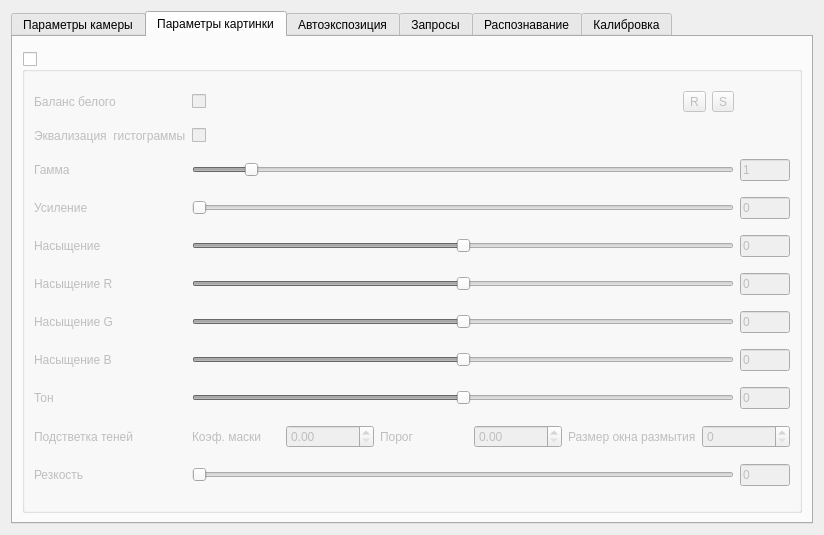
Old version of the form cameraoptionswindow.ui in the repository bronstein87/camera_server_debug_app.
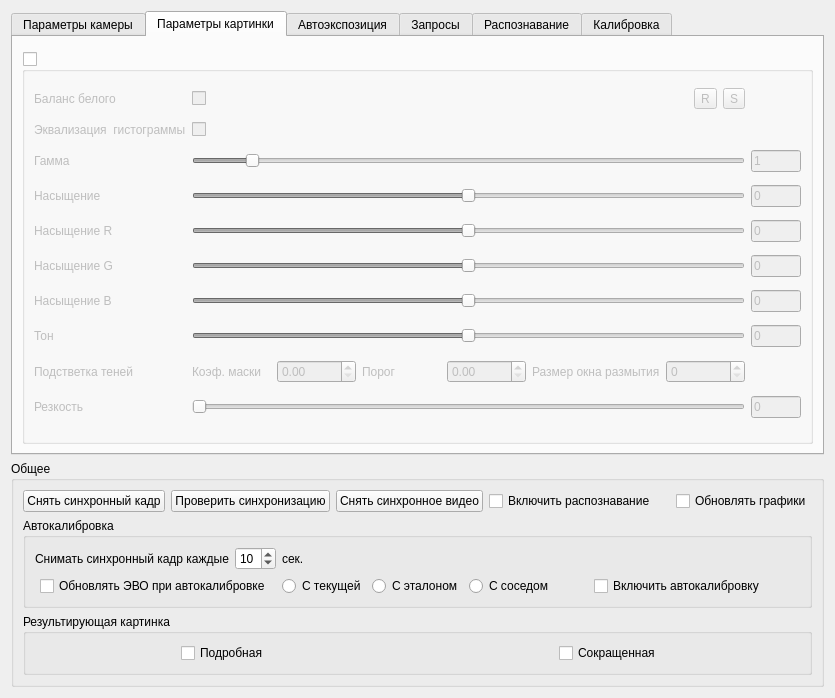
New version of the form. The open tabs and pages were chosen to show the change.

```diff
--- a/cameraoptionswindow.ui
+++ b/cameraoptionswindow.ui
@@ -9,14 +9,14 @@
    <rect>
     <x>0</x>
     <y>0</y>
-    <width>824</width>
-    <height>535</height>
+    <width>835</width>
+    <height>662</height>
    </rect>
   </property>
   <property name="windowTitle">
    <string>Настройки камер</string>
   </property>
-  <layout class="QGridLayout" name="gridLayout">
+  <layout class="QGridLayout" name="gridLayout_21">
    <item row="0" column="0">
     <widget class="QTabWidget" name="tabWidget">
      <property name="currentIndex">
@@ -27,6 +27,134 @@
        <string>Параметры камеры</string>
       </attribute>
       <layout class="QGridLayout" name="gridLayout_2">
+       <item row="4" column="1" colspan="2">
+        <layout class="QHBoxLayout" name="horizontalLayout_14">
+         <item>
+          <widget class="QSlider" name="gainSlider">
+           <property name="maximum">
+            <number>255</number>
+           </property>
+           <property name="orientation">
+            <enum>Qt::Horizontal</enum>
+           </property>
+           <property name="tickPosition">
+            <enum>QSlider::NoTicks</enum>
+           </property>
+          </widget>
+         </item>
+         <item>
+          <widget class="QLineEdit" name="gainLineEdit">
+           <property name="maximumSize">
+            <size>
+             <width>50</width>
+             <height>16777215</height>
+            </size>
+           </property>
+           <property name="text">
+            <string>0</string>
+           </property>
+          </widget>
+         </item>
+        </layout>
+       </item>
+       <item row="4" column="0">
+        <widget class="QLabel" name="label_17">
+         <property name="text">
+          <string>Усиление</string>
+         </property>
+        </widget>
+       </item>
+       <item row="3" column="1" colspan="2">
+        <layout class="QGridLayout" name="gridLayout_10">
+         <item row="1" column="1" alignment="Qt::AlignHCenter">
+          <widget class="QLabel" name="curFrameRateLabel">
+           <property name="text">
+            <string>TextLabel</string>
+           </property>
+          </widget>
+         </item>
+         <item row="1" column="0" alignment="Qt::AlignLeft">
+          <widget class="QLabel" name="minFrameRateLabel">
+           <property name="text">
+            <string>TextLabel</string>
+           </property>
+          </widget>
+         </item>
+         <item row="1" column="2" alignment="Qt::AlignRight">
+          <widget class="QLabel" name="maxFrameRateLabel">
+           <property name="text">
+            <string>TextLabel</string>
+           </property>
+          </widget>
+         </item>
+         <item row="0" column="0" colspan="3">
+          <widget class="QSlider" name="frameRateHorizontalSlider">
+           <property name="orientation">
+            <enum>Qt::Horizontal</enum>
+           </property>
+          </widget>
+         </item>
+        </layout>
+       </item>
+       <item row="9" column="0" colspan="3">
+        <widget class="QGroupBox" name="triggerModeGroupBox">
+         <property name="title">
+          <string>Включить триггерный режим</string>
+         </property>
+         <property name="checkable">
+          <bool>true</bool>
+         </property>
+         <property name="checked">
+          <bool>false</bool>
+         </property>
+         <layout class="QGridLayout" name="gridLayout_14">
+          <item row="0" column="0" alignment="Qt::AlignHCenter">
+           <widget class="QRadioButton" name="highLowRadioButton">
+            <property name="enabled">
+             <bool>true</bool>
+            </property>
+            <property name="text">
+             <string>HIGH_LOW</string>
+            </property>
+            <property name="checked">
+             <bool>true</bool>
+            </property>
+           </widget>
+          </item>
+          <item row="0" column="1" alignment="Qt::AlignHCenter">
+           <widget class="QRadioButton" name="lowHighRadioButton">
+            <property name="enabled">
+             <bool>true</bool>
+            </property>
+            <property name="text">
+             <string>LOW_HIGH</string>
+            </property>
+           </widget>
+          </item>
+         </layout>
+        </widget>
+       </item>
+       <item row="0" column="2">
+        <widget class="QSpinBox" name="focusingSpinBox">
+         <property name="maximum">
+          <number>10000</number>
+         </property>
+        </widget>
+       </item>
+       <item row="3" column="0" alignment="Qt::AlignTop">
+        <widget class="QLabel" name="label_20">
+         <property name="text">
+          <string>Фреймрейт (c камеры)</string>
+         </property>
+        </widget>
+       </item>
+       <item row="8" column="0">
+        <widget class="QLabel" name="label_3">
+         <property name="text">
+          <string>Разрешение</string>
+         </property>
+        </widget>
+       </item>
        <item row="2" column="0" alignment="Qt::AlignTop">
         <widget class="QLabel" name="label_19">
          <property name="text">
@@ -288,83 +416,42 @@
           <bool>false</bool>
          </property>
          <layout class="QGridLayout" name="gridLayout_7">
-          <item row="14" column="1" colspan="2">
-           <layout class="QHBoxLayout" name="horizontalLayout_3">
+          <item row="0" column="0">
+           <widget class="QLabel" name="wbLabel">
+            <property name="text">
+             <string>Баланс белого</string>
+            </property>
+           </widget>
+          </item>
+          <item row="0" column="1">
+           <layout class="QHBoxLayout" name="horizontalLayout_4">
             <item>
-             <widget class="QLabel" name="label_29">
+             <widget class="QCheckBox" name="whiteBalanceCheckBox">
               <property name="text">
-               <string>Коэф. маски</string>
+               <string/>
               </property>
              </widget>
             </item>
             <item>
-             <widget class="QDoubleSpinBox" name="shadowCoefDoubleSpinBox"/>
-            </item>
-            <item>
-             <widget class="QLabel" name="label_28">
+             <widget class="QToolButton" name="chooseWBROIToolButton">
               <property name="text">
-               <string>Порог</string>
+               <string>R</string>
               </property>
              </widget>
             </item>
             <item>
-             <widget class="QDoubleSpinBox" name="shadowThresholdDoubleSpinBox"/>
-            </item>
-            <item>
-             <widget class="QLabel" name="label_27">
+             <widget class="QToolButton" name="showWBROIToolButton">
               <property name="text">
-               <string>Размер окна размытия</string>
+               <string>S</string>
               </property>
              </widget>
             </item>
-            <item>
-             <widget class="QSpinBox" name="shadowGaussWindowSizeSpinBox"/>
-            </item>
            </layout>
           </item>
-          <item row="11" column="1">
-           <widget class="QSlider" name="saturationGHorizontalSlider">
-            <property name="minimum">
-             <number>-255</number>
-            </property>
-            <property name="maximum">
-             <number>255</number>
-            </property>
-            <property name="orientation">
-             <enum>Qt::Horizontal</enum>
-            </property>
-           </widget>
-          </item>
-          <item row="12" column="0">
-           <widget class="QLabel" name="label_25">
+          <item row="1" column="0">
+           <widget class="QLabel" name="label_2">
             <property name="text">
-             <string>Насыщение B</string>
-            </property>
-           </widget>
-          </item>
-          <item row="5" column="2">
-           <widget class="QLineEdit" name="gammaLineEdit">
-            <property name="sizePolicy">
-             <sizepolicy hsizetype="Fixed" vsizetype="Fixed">
-              <horstretch>0</horstretch>
-              <verstretch>0</verstretch>
-             </sizepolicy>
-            </property>
-            <property name="maximumSize">
-             <size>
-              <width>50</width>
-              <height>16777215</height>
-             </size>
-            </property>
-            <property name="text">
-             <string>1</string>
-            </property>
-           </widget>
-          </item>
-          <item row="9" column="0">
-           <widget class="QLabel" name="label_10">
-            <property name="text">
-             <string>Насыщение</string>
+             <string>Эквализация  гистограммы</string>
             </property>
            </widget>
           </item>
@@ -375,41 +462,14 @@
             </property>
            </widget>
           </item>
-          <item row="7" column="0">
-           <widget class="QLabel" name="label_17">
-            <property name="text">
-             <string>Усиление</string>
-            </property>
-           </widget>
-          </item>
-          <item row="5" column="0">
+          <item row="2" column="0">
            <widget class="QLabel" name="label_16">
             <property name="text">
              <string>Гамма</string>
             </property>
            </widget>
           </item>
-          <item row="1" column="0">
-           <widget class="QLabel" name="label_2">
-            <property name="text">
-             <string>Эквализация  гистограммы</string>
-            </property>
-           </widget>
-          </item>
-          <item row="9" column="1">
-           <widget class="QSlider" name="saturationHorizontalSlider">
-            <property name="minimum">
-             <number>-255</number>
-            </property>
-            <property name="maximum">
-             <number>255</number>
-            </property>
-            <property name="orientation">
-             <enum>Qt::Horizontal</enum>
-            </property>
-           </widget>
-          </item>
-          <item row="5" column="1">
+          <item row="2" column="1">
            <widget class="QSlider" name="gammaSlider">
             <property name="minimum">
              <number>1</number>
@@ -428,7 +488,85 @@
             </property>
            </widget>
           </item>
-          <item row="10" column="2">
+          <item row="2" column="2">
+           <widget class="QLineEdit" name="gammaLineEdit">
+            <property name="sizePolicy">
+             <sizepolicy hsizetype="Fixed" vsizetype="Fixed">
+              <horstretch>0</horstretch>
+              <verstretch>0</verstretch>
+             </sizepolicy>
+            </property>
+            <property name="maximumSize">
+             <size>
+              <width>50</width>
+              <height>16777215</height>
+             </size>
+            </property>
+            <property name="text">
+             <string>1</string>
+            </property>
+           </widget>
+          </item>
+          <item row="3" column="0">
+           <widget class="QLabel" name="label_10">
+            <property name="text">
+             <string>Насыщение</string>
+            </property>
+           </widget>
+          </item>
+          <item row="3" column="1">
+           <widget class="QSlider" name="saturationHorizontalSlider">
+            <property name="minimum">
+             <number>-255</number>
+            </property>
+            <property name="maximum">
+             <number>255</number>
+            </property>
+            <property name="orientation">
+             <enum>Qt::Horizontal</enum>
+            </property>
+           </widget>
+          </item>
+          <item row="3" column="2">
+           <widget class="QLineEdit" name="saturationLineEdit">
+            <property name="sizePolicy">
+             <sizepolicy hsizetype="Fixed" vsizetype="Fixed">
+              <horstretch>0</horstretch>
+              <verstretch>0</verstretch>
+             </sizepolicy>
+            </property>
+            <property name="maximumSize">
+             <size>
+              <width>50</width>
+              <height>16777215</height>
+             </size>
+            </property>
+            <property name="text">
+             <string>0</string>
+            </property>
+           </widget>
+          </item>
+          <item row="4" column="0">
+           <widget class="QLabel" name="label">
+            <property name="text">
+             <string>Насыщение R</string>
+            </property>
+           </widget>
+          </item>
+          <item row="4" column="1">
+           <widget class="QSlider" name="saturationRHorizontalSlider">
+            <property name="minimum">
+             <number>-255</number>
+            </property>
+            <property name="maximum">
+             <number>255</number>
+            </property>
+            <property name="orientation">
+             <enum>Qt::Horizontal</enum>
+            </property>
+           </widget>
+          </item>
+          <item row="4" column="2">
            <widget class="QLineEdit" name="saturationRLineEdit">
             <property name="sizePolicy">
              <sizepolicy hsizetype="Fixed" vsizetype="Fixed">
@@ -447,41 +585,15 @@
             </property>
            </widget>
           </item>
-          <item row="12" column="2">
-           <widget class="QLineEdit" name="saturationBLineEdit">
-            <property name="maximumSize">
-             <size>
-              <width>50</width>
-              <height>16777215</height>
-             </size>
-            </property>
-            <property name="text">
-             <string>0</string>
-            </property>
-           </widget>
-          </item>
-          <item row="11" column="2">
-           <widget class="QLineEdit" name="saturationGLineEdit">
-            <property name="maximumSize">
-             <size>
-              <width>50</width>
-              <height>16777215</height>
-             </size>
-            </property>
-            <property name="text">
-             <string>0</string>
-            </property>
-           </widget>
-          </item>
-          <item row="11" column="0">
+          <item row="5" column="0">
            <widget class="QLabel" name="label_23">
             <property name="text">
              <string>Насыщение G</string>
             </property>
            </widget>
           </item>
-          <item row="10" column="1">
-           <widget class="QSlider" name="saturationRHorizontalSlider">
+          <item row="5" column="1">
+           <widget class="QSlider" name="saturationGHorizontalSlider">
             <property name="minimum">
              <number>-255</number>
             </property>
@@ -493,48 +605,134 @@
             </property>
            </widget>
           </item>
-          <item row="14" column="0">
+          <item row="5" column="2">
+           <widget class="QLineEdit" name="saturationGLineEdit">
+            <property name="maximumSize">
+             <size>
+              <width>50</width>
+              <height>16777215</height>
+             </size>
+            </property>
+            <property name="text">
+             <string>0</string>
+            </property>
+           </widget>
+          </item>
+          <item row="6" column="0">
+           <widget class="QLabel" name="label_25">
+            <property name="text">
+             <string>Насыщение B</string>
+            </property>
+           </widget>
+          </item>
+          <item row="6" column="1">
+           <widget class="QSlider" name="saturationBHorizontalSlider">
+            <property name="minimum">
+             <number>-255</number>
+            </property>
+            <property name="maximum">
+             <number>255</number>
+            </property>
+            <property name="orientation">
+             <enum>Qt::Horizontal</enum>
+            </property>
+           </widget>
+          </item>
+          <item row="6" column="2">
+           <widget class="QLineEdit" name="saturationBLineEdit">
+            <property name="maximumSize">
+             <size>
+              <width>50</width>
+              <height>16777215</height>
+             </size>
+            </property>
+            <property name="text">
+             <string>0</string>
+            </property>
+           </widget>
+          </item>
+          <item row="7" column="0">
+           <widget class="QLabel" name="label_30">
+            <property name="text">
+             <string>Тон</string>
+            </property>
+           </widget>
+          </item>
+          <item row="7" column="1">
+           <widget class="QSlider" name="hueHorizontalSlider">
+            <property name="minimum">
+             <number>-255</number>
+            </property>
+            <property name="maximum">
+             <number>255</number>
+            </property>
+            <property name="orientation">
+             <enum>Qt::Horizontal</enum>
+            </property>
+           </widget>
+          </item>
+          <item row="7" column="2">
+           <widget class="QLineEdit" name="hueLineEdit">
+            <property name="maximumSize">
+             <size>
+              <width>50</width>
+              <height>16777215</height>
+             </size>
+            </property>
+            <property name="text">
+             <string>0</string>
+            </property>
+           </widget>
+          </item>
+          <item row="8" column="0">
            <widget class="QLabel" name="label_26">
             <property name="text">
              <string>Подстветка теней</string>
             </property>
            </widget>
           </item>
-          <item row="12" column="1">
-           <widget class="QSlider" name="saturationBHorizontalSlider">
-            <property name="minimum">
-             <number>-255</number>
-            </property>
-            <property name="maximum">
-             <number>255</number>
-            </property>
-            <property name="orientation">
-             <enum>Qt::Horizontal</enum>
-            </property>
-           </widget>
+          <item row="8" column="1">
+           <layout class="QHBoxLayout" name="horizontalLayout_3">
+            <item>
+             <widget class="QLabel" name="label_29">
+              <property name="text">
+               <string>Коэф. маски</string>
+              </property>
+             </widget>
+            </item>
+            <item>
+             <widget class="QDoubleSpinBox" name="shadowCoefDoubleSpinBox"/>
+            </item>
+            <item>
+             <widget class="QLabel" name="label_28">
+              <property name="text">
+               <string>Порог</string>
+              </property>
+             </widget>
+            </item>
+            <item>
+             <widget class="QDoubleSpinBox" name="shadowThresholdDoubleSpinBox"/>
+            </item>
+            <item>
+             <widget class="QLabel" name="label_27">
+              <property name="text">
+               <string>Размер окна размытия</string>
+              </property>
+             </widget>
+            </item>
+            <item>
+             <widget class="QSpinBox" name="shadowGaussWindowSizeSpinBox"/>
+            </item>
+           </layout>
           </item>
-          <item row="10" column="0">
-           <widget class="QLabel" name="label">
-            <property name="text">
-             <string>Насыщение R</string>
-            </property>
-           </widget>
-          </item>
-          <item row="0" column="0">
-           <widget class="QLabel" name="wbLabel">
-            <property name="text">
-             <string>Баланс белого</string>
-            </property>
-           </widget>
-          </item>
-          <item row="15" column="0">
+          <item row="9" column="0">
            <widget class="QLabel" name="label_18">
             <property name="text">
              <string>Резкость</string>
             </property>
            </widget>
           </item>
-          <item row="15" column="1">
+          <item row="9" column="1">
            <widget class="QSlider" name="sharpSlider">
             <property name="minimum">
              <number>0</number>
@@ -553,53 +751,8 @@
             </property>
            </widget>
           </item>
-          <item row="7" column="1">
-           <widget class="QSlider" name="gainSlider">
-            <property name="maximum">
-             <number>255</number>
-            </property>
-            <property name="orientation">
-             <enum>Qt::Horizontal</enum>
-            </property>
-            <property name="tickPosition">
-             <enum>QSlider::NoTicks</enum>
-            </property>
-           </widget>
-          </item>
-          <item row="15" column="2">
-           <widget class="QLineEdit" name="sharpLineEdit">
-            <property name="maximumSize">
-             <size>
-              <width>50</width>
-              <height>16777215</height>
-             </size>
-            </property>
-            <property name="text">
-             <string>0</string>
-            </property>
-           </widget>
-          </item>
-          <item row="7" column="2">
-           <widget class="QLineEdit" name="gainLineEdit">
-            <property name="maximumSize">
-             <size>
-              <width>50</width>
-              <height>16777215</height>
-             </size>
-            </property>
-            <property name="text">
-             <string>0</string>
-            </property>
-           </widget>
-          </item>
           <item row="9" column="2">
-           <widget class="QLineEdit" name="saturationLineEdit">
-            <property name="sizePolicy">
-             <sizepolicy hsizetype="Fixed" vsizetype="Fixed">
-              <horstretch>0</horstretch>
-              <verstretch>0</verstretch>
-             </sizepolicy>
-            </property>
+           <widget class="QLineEdit" name="sharpLineEdit">
             <property name="maximumSize">
              <size>
               <width>50</width>
@@ -611,64 +764,6 @@
             </property>
            </widget>
           </item>
-          <item row="13" column="0">
-           <widget class="QLabel" name="label_30">
-            <property name="text">
-             <string>Тон</string>
-            </property>
-           </widget>
-          </item>
-          <item row="13" column="1">
-           <widget class="QSlider" name="hueHorizontalSlider">
-            <property name="minimum">
-             <number>-255</number>
-            </property>
-            <property name="maximum">
-             <number>255</number>
-            </property>
-            <property name="orientation">
-             <enum>Qt::Horizontal</enum>
-            </property>
-           </widget>
-          </item>
-          <item row="13" column="2">
-           <widget class="QLineEdit" name="hueLineEdit">
-            <property name="maximumSize">
-             <size>
-              <width>50</width>
-              <height>16777215</height>
-             </size>
-            </property>
-            <property name="text">
-             <string>0</string>
-            </property>
-           </widget>
-          </item>
-          <item row="0" column="1">
-           <layout class="QHBoxLayout" name="horizontalLayout_4">
-            <item>
-             <widget class="QCheckBox" name="whiteBalanceCheckBox">
-              <property name="text">
-               <string/>
-              </property>
-             </widget>
-            </item>
-            <item>
-             <widget class="QToolButton" name="chooseWBROIToolButton">
-              <property name="text">
-               <string>R</string>
-              </property>
-             </widget>
-            </item>
-            <item>
-             <widget class="QToolButton" name="showWBROIToolButton">
-              <property name="text">
-               <string>S</string>
-              </property>
-             </widget>
-            </item>
-           </layout>
-          </item>
          </layout>
         </widget>
        </item>
@@ -944,13 +1039,6 @@
               </property>
              </widget>
             </item>
-            <item row="1" column="0">
-             <widget class="QPushButton" name="checkSynchroPushButton">
-              <property name="text">
-               <string>Снять синхронное видео</string>
-              </property>
-             </widget>
-            </item>
             <item row="0" column="2">
              <widget class="QPushButton" name="stopStreamPushButton">
               <property name="text">
@@ -958,13 +1046,6 @@
               </property>
              </widget>
             </item>
-            <item row="1" column="1">
-             <widget class="QPushButton" name="checkSyncPushButton">
-              <property name="text">
-               <string>Проверить синхронизацию</string>
-              </property>
-             </widget>
-            </item>
             <item row="1" column="2">
              <widget class="QPushButton" name="restartCameraPushButton">
               <property name="text">
@@ -972,8 +1053,8 @@
               </property>
              </widget>
             </item>
-            <item row="2" column="0">
-             <widget class="QPushButton" name="syncFramePushButton">
+            <item row="1" column="0">
+             <widget class="QPushButton" name="saveCameraSettingsPushButton">
               <property name="text">
                <string>Снять синхронный кадр</string>
               </property>
@@ -1434,29 +1515,6 @@
         </spacer>
        </item>
        <item row="1" column="0">
-        <widget class="QLabel" name="label_51">
-         <property name="text">
-          <string>Список точек</string>
-         </property>
-        </widget>
-       </item>
-       <item row="1" column="2">
-        <widget class="QLineEdit" name="pointListLineEdit"/>
-       </item>
-       <item row="2" column="2">
-        <widget class="QSpinBox" name="patterWidthSpinBox"/>
-       </item>
-       <item row="1" column="3">
-        <widget class="QPushButton" name="choosePointsListPushButton">
-         <property name="text">
-          <string>Выбрать</string>
-         </property>
-        </widget>
-       </item>
-       <item row="0" column="2">
-        <widget class="QLineEdit" name="referenceFrameLineEdit"/>
-       </item>
-       <item row="2" column="0">
         <widget class="QLabel" name="label_52">
          <property name="text">
           <string>Ширина паттерна</string>
@@ -1491,6 +1549,187 @@
      </widget>
     </widget>
    </item>
+   <item row="1" column="0">
+    <widget class="QGroupBox" name="groupBox_5">
+     <property name="title">
+      <string>Общее</string>
+     </property>
+     <layout class="QGridLayout" name="gridLayout_20">
+      <item row="1" column="2">
+       <widget class="QPushButton" name="checkSynchroPushButton">
+        <property name="text">
+         <string>Снять синхронное видео</string>
+        </property>
+       </widget>
+      </item>
+      <item row="3" column="0" colspan="7">
+       <widget class="QGroupBox" name="groupBox_4">
+        <property name="title">
+         <string>Результирующая картинка</string>
+        </property>
+        <layout class="QGridLayout" name="gridLayout_19">
+         <item row="0" column="1" alignment="Qt::AlignHCenter">
+          <widget class="QCheckBox" name="shortPictureCheckBox">
+           <property name="text">
+            <string>Сокращенная</string>
+           </property>
+          </widget>
+         </item>
+         <item row="0" column="0" alignment="Qt::AlignHCenter">
+          <widget class="QCheckBox" name="fullPictureCheckBox">
+           <property name="text">
+            <string>Подробная</string>
+           </property>
+          </widget>
+         </item>
+        </layout>
+       </widget>
+      </item>
+      <item row="1" column="6">
+       <widget class="QCheckBox" name="updateGraphsCheckBox">
+        <property name="text">
+         <string>Обновлять графики</string>
+        </property>
+       </widget>
+      </item>
+      <item row="1" column="0">
+       <widget class="QPushButton" name="syncFramePushButton">
+        <property name="text">
+         <string>Снять синхронный кадр</string>
+        </property>
+       </widget>
+      </item>
+      <item row="1" column="3" colspan="2">
+       <widget class="QCheckBox" name="turnOnRecogAllCamerasCheckBox">
+        <property name="text">
+         <string>Включить распознавание</string>
+        </property>
+       </widget>
+      </item>
+      <item row="1" column="1">
+       <widget class="QPushButton" name="checkSyncPushButton">
+        <property name="text">
+         <string>Проверить синхронизацию</string>
+        </property>
+       </widget>
+      </item>
+      <item row="2" column="0" colspan="7">
+       <widget class="QGroupBox" name="groupBox_6">
+        <property name="title">
+         <string>Автокалибровка</string>
+        </property>
+        <layout class="QGridLayout" name="gridLayout">
+         <item row="0" column="0">
+          <layout class="QHBoxLayout" name="horizontalLayout_15">
+           <item>
+            <widget class="QLabel" name="label_51">
+             <property name="sizePolicy">
+              <sizepolicy hsizetype="Fixed" vsizetype="Preferred">
+               <horstretch>0</horstretch>
+               <verstretch>0</verstretch>
+              </sizepolicy>
+             </property>
+             <property name="text">
+              <string>Снимать синхронный кадр каждые</string>
+             </property>
+            </widget>
+           </item>
+           <item>
+            <widget class="QSpinBox" name="syncFrameEverySpinBox">
+             <property name="sizePolicy">
+              <sizepolicy hsizetype="Fixed" vsizetype="Fixed">
+               <horstretch>0</horstretch>
+               <verstretch>0</verstretch>
+              </sizepolicy>
+             </property>
+             <property name="value">
+              <number>10</number>
+             </property>
+            </widget>
+           </item>
+           <item>
+            <widget class="QLabel" name="label_59">
+             <property name="sizePolicy">
+              <sizepolicy hsizetype="Fixed" vsizetype="Preferred">
+               <horstretch>0</horstretch>
+               <verstretch>0</verstretch>
+              </sizepolicy>
+             </property>
+             <property name="text">
+              <string>сек.</string>
+             </property>
+            </widget>
+           </item>
+          </layout>
+         </item>
+         <item row="0" column="1">
+          <spacer name="horizontalSpacer">
+           <property name="orientation">
+            <enum>Qt::Horizontal</enum>
+           </property>
+           <property name="sizeHint" stdset="0">
+            <size>
+             <width>40</width>
+             <height>20</height>
+            </size>
+           </property>
+          </spacer>
+         </item>
+         <item row="1" column="0" colspan="2">
+          <layout class="QHBoxLayout" name="horizontalLayout_16">
+           <item alignment="Qt::AlignHCenter">
+            <widget class="QCheckBox" name="updateEVOAutoCalibrateCheckBox">
+             <property name="text">
+              <string>Обновлять ЭВО при автокалибровке</string>
+             </property>
+            </widget>
+           </item>
+           <item>
+            <layout class="QHBoxLayout" name="horizontalLayout_17">
+             <item>
+              <widget class="QRadioButton" name="compareCurrentRadioButton">
+               <property name="text">
+                <string>С текущей</string>
+               </property>
+              </widget>
+             </item>
+             <item>
+              <widget class="QRadioButton" name="compareReferenceRadioButton">
+               <property name="text">
+                <string>С эталоном</string>
+               </property>
+              </widget>
+             </item>
+             <item>
+              <widget class="QRadioButton" name="compareNeibRadioButton">
+               <property name="text">
+                <string>С соседом</string>
+               </property>
+              </widget>
+             </item>
+            </layout>
+           </item>
+           <item alignment="Qt::AlignHCenter|Qt::AlignVCenter">
+            <widget class="QCheckBox" name="turnOnSyncFrameEveryCheckBox">
+             <property name="sizePolicy">
+              <sizepolicy hsizetype="Fixed" vsizetype="Fixed">
+               <horstretch>0</horstretch>
+               <verstretch>0</verstretch>
+              </sizepolicy>
+             </property>
+             <property name="text">
+              <string>Включить автокалибровку</string>
+             </property>
+            </widget>
+           </item>
+          </layout>
+         </item>
+        </layout>
+       </widget>
+      </item>
+     </layout>
+    </widget>
+   </item>
   </layout>
  </widget>
  <resources/>
```
Left out of the diff: 744 changed lines with no effect on the pictures.
